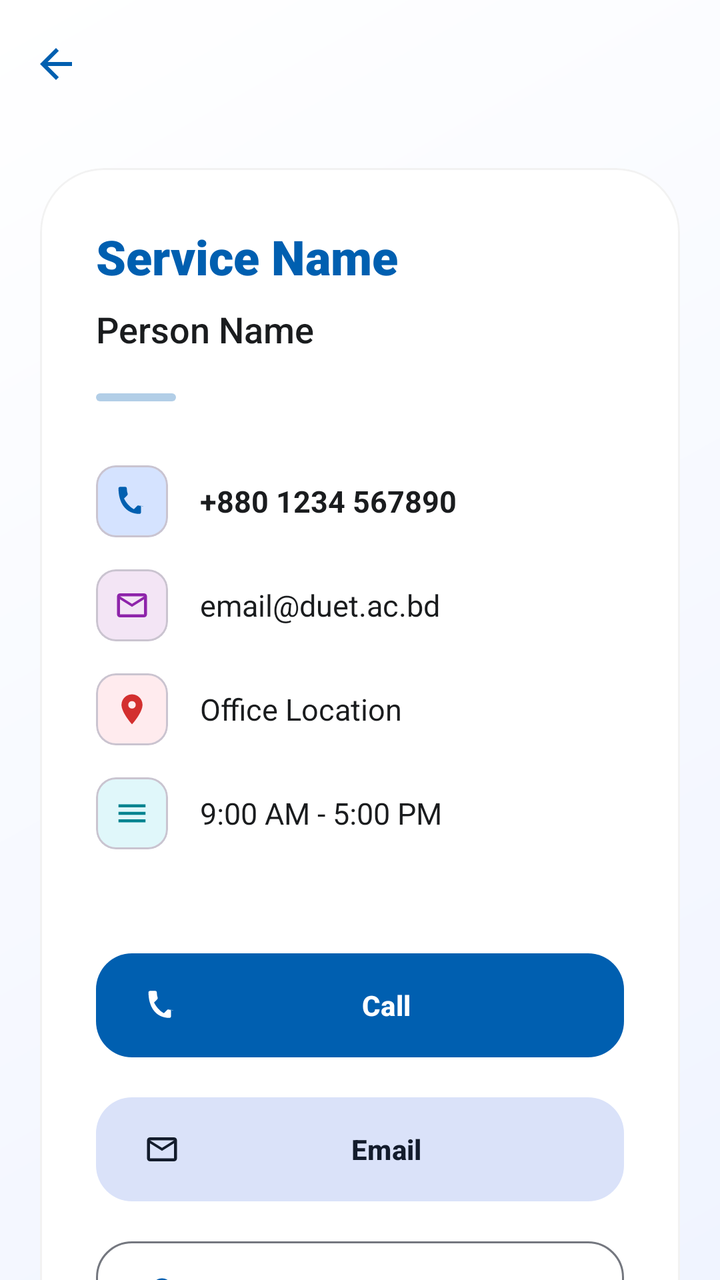
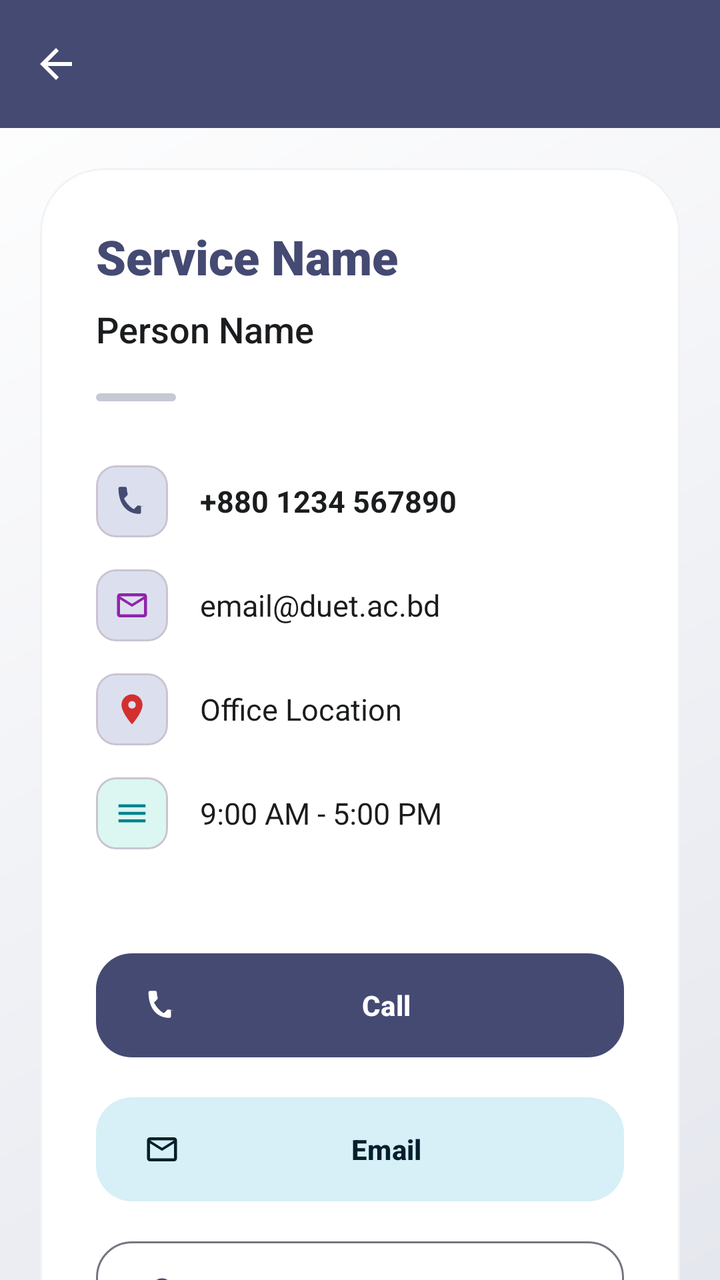

Two renders of the same Android screen: before a commit and after it. Below are the layout's source before the change and the commit's diff.
<!-- AndroidManifest.xml: application theme Theme.MyDUET -->
<!-- res/layout/activity_contact_details.xml -->
<?xml version="1.0" encoding="utf-8"?>
<androidx.coordinatorlayout.widget.CoordinatorLayout xmlns:android="http://schemas.android.com/apk/res/android"
    xmlns:app="http://schemas.android.com/apk/res-auto"
    android:layout_width="match_parent"
    android:layout_height="match_parent"
    android:background="@drawable/bg_premium_gradient">

    <com.google.android.material.appbar.AppBarLayout
        android:layout_width="match_parent"
        android:layout_height="wrap_content"
        android:background="@android:color/transparent"
        app:elevation="0dp">

        <com.google.android.material.appbar.MaterialToolbar
            android:id="@+id/toolbar"
            android:layout_width="match_parent"
            android:layout_height="?attr/actionBarSize"
            app:navigationIcon="@drawable/ic_back"
            app:navigationIconTint="@color/primary"
            app:titleTextColor="@color/md_theme_light_onSurface"
            android:fontFamily="sans-serif-medium" />
    </com.google.android.material.appbar.AppBarLayout>

    <androidx.core.widget.NestedScrollView
        android:layout_width="match_parent"
        android:layout_height="match_parent"
        app:layout_behavior="@string/appbar_scrolling_view_behavior">

        <LinearLayout
            android:layout_width="match_parent"
            android:layout_height="wrap_content"
            android:orientation="vertical"
            android:padding="20dp">

            <com.google.android.material.card.MaterialCardView
                android:layout_width="match_parent"
                android:layout_height="wrap_content"
                app:cardCornerRadius="32dp"
                app:cardElevation="0dp"
                app:strokeWidth="1dp"
                app:strokeColor="#0D000000"
                app:cardBackgroundColor="?attr/colorSurface">

                <LinearLayout
                    android:layout_width="match_parent"
                    android:layout_height="wrap_content"
                    android:orientation="vertical"
                    android:padding="28dp">

                    <TextView
                        android:id="@+id/tvDetailTitle"
                        android:layout_width="match_parent"
                        android:layout_height="wrap_content"
                        android:text="Service Name"
                        android:textColor="@color/primary"
                        android:textSize="24sp"
                        android:textStyle="bold"
                        android:fontFamily="sans-serif-black" />

                    <TextView
                        android:id="@+id/tvDetailPerson"
                        android:layout_width="match_parent"
                        android:layout_height="wrap_content"
                        android:layout_marginTop="8dp"
                        android:text="Person Name"
                        android:textColor="?attr/colorOnSurface"
                        android:textSize="18sp"
                        android:fontFamily="sans-serif-medium" />

                    <TextView
                        android:id="@+id/tvDetailAssistant"
                        android:layout_width="match_parent"
                        android:layout_height="wrap_content"
                        android:layout_marginTop="4dp"
                        android:text="Assistant Name"
                        android:textColor="@color/md_theme_light_secondary"
                        android:textSize="14sp"
                        android:visibility="gone" />

                    <View
                        android:layout_width="40dp"
                        android:layout_height="4dp"
                        android:layout_marginTop="20dp"
                        android:layout_marginBottom="24dp"
                        android:background="@drawable/bg_pill_accent"
                        android:alpha="0.3" />

                    
                    <LinearLayout
                        android:layout_width="match_parent"
                        android:layout_height="wrap_content"
                        android:orientation="horizontal"
                        android:gravity="center_vertical"
                        android:paddingVertical="8dp">
                        <com.google.android.material.card.MaterialCardView
                            android:layout_width="36dp"
                            android:layout_height="36dp"
                            app:cardCornerRadius="10dp"
                            app:cardElevation="0dp"
                            app:cardBackgroundColor="@color/md_theme_light_primaryContainer">
                            <ImageView
                                android:layout_width="18dp"
                                android:layout_height="18dp"
                                android:layout_gravity="center"
                                android:src="@drawable/ic_call"
                                app:tint="@color/primary"
                                android:contentDescription="@null" />
                        </com.google.android.material.card.MaterialCardView>
                        <TextView
                            android:id="@+id/tvDetailPhone"
                            android:layout_width="wrap_content"
                            android:layout_height="wrap_content"
                            android:layout_marginStart="16dp"
                            android:text="+880 1234 567890"
                            android:textColor="?attr/colorOnSurface"
                            android:textStyle="bold"
                            android:textSize="15sp" />
                    </LinearLayout>

                    <LinearLayout
                        android:id="@+id/layoutEmail"
                        android:layout_width="match_parent"
                        android:layout_height="wrap_content"
                        android:orientation="horizontal"
                        android:gravity="center_vertical"
                        android:paddingVertical="8dp">
                        <com.google.android.material.card.MaterialCardView
                            android:layout_width="36dp"
                            android:layout_height="36dp"
                            app:cardCornerRadius="10dp"
                            app:cardElevation="0dp"
                            app:cardBackgroundColor="@color/accent_purple">
                            <ImageView
                                android:layout_width="18dp"
                                android:layout_height="18dp"
                                android:layout_gravity="center"
                                android:src="@drawable/ic_email"
                                app:tint="#8E24AA"
                                android:contentDescription="@null" />
                        </com.google.android.material.card.MaterialCardView>
                        <TextView
                            android:id="@+id/tvDetailEmail"
                            android:layout_width="wrap_content"
                            android:layout_height="wrap_content"
                            android:layout_marginStart="16dp"
                            android:text="email@duet.ac.bd"
                            android:textColor="?attr/colorOnSurface"
                            android:textSize="15sp" />
                    </LinearLayout>

                    <LinearLayout
                        android:id="@+id/layoutLocation"
                        android:layout_width="match_parent"
                        android:layout_height="wrap_content"
                        android:orientation="horizontal"
                        android:gravity="center_vertical"
                        android:paddingVertical="8dp">
                        <com.google.android.material.card.MaterialCardView
                            android:layout_width="36dp"
                            android:layout_height="36dp"
                            app:cardCornerRadius="10dp"
                            app:cardElevation="0dp"
                            app:cardBackgroundColor="@color/accent_red">
                            <ImageView
                                android:layout_width="18dp"
                                android:layout_height="18dp"
                                android:layout_gravity="center"
                                android:src="@drawable/ic_location"
                                app:tint="#D32F2F"
                                android:contentDescription="@null" />
                        </com.google.android.material.card.MaterialCardView>
                        <TextView
                            android:id="@+id/tvDetailLocation"
                            android:layout_width="wrap_content"
                            android:layout_height="wrap_content"
                            android:layout_marginStart="16dp"
                            android:text="Office Location"
                            android:textColor="?attr/colorOnSurface"
                            android:textSize="15sp" />
                    </LinearLayout>

                    <LinearLayout
                        android:id="@+id/layoutHours"
                        android:layout_width="match_parent"
                        android:layout_height="wrap_content"
                        android:orientation="horizontal"
                        android:gravity="center_vertical"
                        android:paddingVertical="8dp">
                        <com.google.android.material.card.MaterialCardView
                            android:layout_width="36dp"
                            android:layout_height="36dp"
                            app:cardCornerRadius="10dp"
                            app:cardElevation="0dp"
                            app:cardBackgroundColor="@color/accent_teal">
                            <ImageView
                                android:layout_width="18dp"
                                android:layout_height="18dp"
                                android:layout_gravity="center"
                                android:src="@drawable/ic_menu"
                                app:tint="#00838F"
                                android:contentDescription="@null" />
                        </com.google.android.material.card.MaterialCardView>
                        <TextView
                            android:id="@+id/tvDetailHours"
                            android:layout_width="wrap_content"
                            android:layout_height="wrap_content"
                            android:layout_marginStart="16dp"
                            android:text="9:00 AM - 5:00 PM"
                            android:textColor="?attr/colorOnSurface"
                            android:textSize="15sp" />
                    </LinearLayout>

                    
                    <LinearLayout
                        android:layout_width="match_parent"
                        android:layout_height="wrap_content"
                        android:layout_marginTop="40dp"
                        android:orientation="vertical">

                        <com.google.android.material.button.MaterialButton
                            android:id="@+id/btnCall"
                            android:layout_width="match_parent"
                            android:layout_height="60dp"
                            android:text="@string/call_us"
                            android:textStyle="bold"
                            app:cornerRadius="18dp"
                            app:elevation="4dp"
                            app:icon="@drawable/ic_call" />

                        <com.google.android.material.button.MaterialButton
                            android:id="@+id/btnEmail"
                            style="@style/Widget.Material3.Button.TonalButton"
                            android:layout_width="match_parent"
                            android:layout_height="60dp"
                            android:layout_marginTop="12dp"
                            android:text="@string/email_us"
                            android:textStyle="bold"
                            app:cornerRadius="18dp"
                            app:icon="@drawable/ic_email" />

                        <com.google.android.material.button.MaterialButton
                            android:id="@+id/btnLocation"
                            style="@style/Widget.Material3.Button.OutlinedButton"
                            android:layout_width="match_parent"
                            android:layout_height="60dp"
                            android:layout_marginTop="12dp"
                            android:text="@string/view_location"
                            android:textStyle="bold"
                            app:cornerRadius="18dp"
                            app:icon="@drawable/ic_location" />

                    </LinearLayout>
                </LinearLayout>
            </com.google.android.material.card.MaterialCardView>
        </LinearLayout>
    </androidx.core.widget.NestedScrollView>

</androidx.coordinatorlayout.widget.CoordinatorLayout>
<!-- resources referenced by this layout -->
<resources>
  <color name="accent_purple">#F3E5F5</color>
  <color name="accent_red">#FFEBEE</color>
  <color name="accent_teal">#E0F7FA</color>
  <color name="md_theme_light_onSurface">#1A1C1E</color>
  <color name="md_theme_light_primaryContainer">#D5E3FF</color>
  <color name="md_theme_light_secondary">#565E71</color>
  <color name="primary">#005FB0</color>
  <!-- drawable bg_premium_gradient (drawable) -->
  <?xml version="1.0" encoding="utf-8"?>
  <shape xmlns:android="http://schemas.android.com/apk/res/android"
      android:shape="rectangle">
      <gradient
          android:angle="135"
          android:endColor="#FFFFFF"
          android:startColor="#F0F4FF"
          android:type="linear" />
  </shape>
  <string name="call_us">Call</string>
  <string name="email_us">Email</string>
  <string name="view_location">View Location</string>
  <style name="Theme.MyDUET" parent="Base.Theme.MyDUET">
          <item name="android:windowAnimationStyle">@style/ActivityAnimation</item>
      </style>
  <color name="md_theme_light_primary">#005FB0</color>
  <style name="Base.Theme.MyDUET" parent="Theme.Material3.DayNight.NoActionBar">
          
          <item name="colorPrimary">@color/md_theme_light_primary</item>
          <item name="colorOnPrimary">@color/md_theme_light_onPrimary</item>
          <item name="colorPrimaryContainer">@color/md_theme_light_primaryContainer</item>
          <item name="colorOnPrimaryContainer">@color/md_theme_light_onPrimaryContainer</item>
  
          <item name="colorSecondary">@color/md_theme_light_secondary</item>
          <item name="colorOnSecondary">@color/md_theme_light_onSecondary</item>
          <item name="colorSecondaryContainer">@color/md_theme_light_secondaryContainer</item>
          <item name="colorOnSecondaryContainer">@color/md_theme_light_onSecondaryContainer</item>
  
          <item name="android:windowBackground">@color/md_theme_light_background</item>
          <item name="colorSurface">@color/md_theme_light_surface</item>
          <item name="colorOnSurface">@color/md_theme_light_onSurface</item>
          <item name="colorSurfaceVariant">@color/md_theme_light_surfaceVariant</item>
          <item name="colorOnSurfaceVariant">@color/md_theme_light_onSurfaceVariant</item>
          <item name="colorOutline">@color/md_theme_light_outline</item>
  
          
          <item name="android:statusBarColor">@color/md_theme_light_background</item>
          <item name="android:windowLightStatusBar">true</item>
  
          
          <item name="textAppearanceHeadlineLarge">@style/TextAppearance.MyDUET.HeadlineLarge</item>
          <item name="textAppearanceTitleLarge">@style/TextAppearance.MyDUET.TitleLarge</item>
          <item name="textAppearanceBodyLarge">@style/TextAppearance.MyDUET.BodyLarge</item>
      </style>
  <color name="md_theme_light_onPrimary">#FFFFFF</color>
  <color name="md_theme_light_onPrimaryContainer">#001C3B</color>
  <color name="md_theme_light_onSecondary">#FFFFFF</color>
  <color name="md_theme_light_secondaryContainer">#DAE2F9</color>
  <color name="md_theme_light_onSecondaryContainer">#131C2C</color>
  <color name="md_theme_light_background">#F8F9FF</color>
  <color name="md_theme_light_surface">#FFFFFF</color>
  <color name="md_theme_light_surfaceVariant">#E0E2EC</color>
  <color name="md_theme_light_onSurfaceVariant">#44474E</color>
  <color name="md_theme_light_outline">#74777F</color>
  <style name="TextAppearance.MyDUET.HeadlineLarge" parent="TextAppearance.Material3.HeadlineLarge">
          <item name="android:textStyle">bold</item>
          <item name="android:textColor">?attr/colorOnSurface</item>
      </style>
  <style name="TextAppearance.MyDUET.TitleLarge" parent="TextAppearance.Material3.TitleLarge">
          <item name="android:textStyle">bold</item>
          <item name="android:textColor">?attr/colorOnSurface</item>
      </style>
  <style name="TextAppearance.MyDUET.BodyLarge" parent="TextAppearance.Material3.BodyLarge">
          <item name="android:textColor">?attr/colorOnSurfaceVariant</item>
      </style>
  <!-- unchanged entries left out for length: 7 -->
</resources>

<!-- the commit's change to res/layout/activity_contact_details.xml (unified diff, before → after) -->
@@ -8,16 +8,17 @@
     <com.google.android.material.appbar.AppBarLayout
         android:layout_width="match_parent"
         android:layout_height="wrap_content"
-        android:background="@android:color/transparent"
-        app:elevation="0dp">
+        android:background="?attr/colorPrimary"
+        app:elevation="4dp">
 
         <com.google.android.material.appbar.MaterialToolbar
+            android:background="?attr/colorPrimary"
             android:id="@+id/toolbar"
             android:layout_width="match_parent"
             android:layout_height="?attr/actionBarSize"
             app:navigationIcon="@drawable/ic_back"
-            app:navigationIconTint="@color/primary"
-            app:titleTextColor="@color/md_theme_light_onSurface"
+            app:navigationIconTint="?attr/colorOnPrimary"
+            app:titleTextColor="?attr/colorOnPrimary"
             android:fontFamily="sans-serif-medium" />
     </com.google.android.material.appbar.AppBarLayout>
 
<!-- resource entries referenced after the edit -->
@@ -1,12 +1,12 @@
 <!-- resources referenced by this layout -->
 <resources>
-  <color name="accent_purple">#F3E5F5</color>
-  <color name="accent_red">#FFEBEE</color>
-  <color name="accent_teal">#E0F7FA</color>
+  <color name="accent_purple">#DCE0EE</color>
+  <color name="accent_red">#DCE0EE</color>
+  <color name="accent_teal">#DCF6F2</color>
   <color name="md_theme_light_onSurface">#1A1C1E</color>
-  <color name="md_theme_light_primaryContainer">#D5E3FF</color>
-  <color name="md_theme_light_secondary">#565E71</color>
-  <color name="primary">#005FB0</color>
+  <color name="md_theme_light_primaryContainer">#DCE0EE</color>
+  <color name="md_theme_light_secondary">#088BB3</color>
+  <color name="primary">#444A72</color>
   <!-- drawable bg_premium_gradient (drawable) -->
   <?xml version="1.0" encoding="utf-8"?>
   <shape xmlns:android="http://schemas.android.com/apk/res/android"
@@ -14,7 +14,7 @@
       <gradient
           android:angle="135"
           android:endColor="#FFFFFF"
-          android:startColor="#F0F4FF"
+          android:startColor="#E5E7EE"
           android:type="linear" />
   </shape>
   <string name="call_us">Call</string>
@@ -23,7 +23,7 @@
   <style name="Theme.MyDUET" parent="Base.Theme.MyDUET">
           <item name="android:windowAnimationStyle">@style/ActivityAnimation</item>
       </style>
-  <color name="md_theme_light_primary">#005FB0</color>
+  <color name="md_theme_light_primary">#444A72</color>
   <style name="Base.Theme.MyDUET" parent="Theme.Material3.DayNight.NoActionBar">
           
           <item name="colorPrimary">@color/md_theme_light_primary</item>
@@ -44,8 +44,8 @@
           <item name="colorOutline">@color/md_theme_light_outline</item>
   
           
-          <item name="android:statusBarColor">@color/md_theme_light_background</item>
-          <item name="android:windowLightStatusBar">true</item>
+          <item name="android:statusBarColor">?attr/colorPrimary</item>
+          <item name="android:windowLightStatusBar">false</item>
   
           
           <item name="textAppearanceHeadlineLarge">@style/TextAppearance.MyDUET.HeadlineLarge</item>
@@ -53,13 +53,13 @@
           <item name="textAppearanceBodyLarge">@style/TextAppearance.MyDUET.BodyLarge</item>
       </style>
   <color name="md_theme_light_onPrimary">#FFFFFF</color>
-  <color name="md_theme_light_onPrimaryContainer">#001C3B</color>
+  <color name="md_theme_light_onPrimaryContainer">#14182B</color>
   <color name="md_theme_light_onSecondary">#FFFFFF</color>
-  <color name="md_theme_light_secondaryContainer">#DAE2F9</color>
-  <color name="md_theme_light_onSecondaryContainer">#131C2C</color>
-  <color name="md_theme_light_background">#F8F9FF</color>
+  <color name="md_theme_light_secondaryContainer">#D7EFF7</color>
+  <color name="md_theme_light_onSecondaryContainer">#00202C</color>
+  <color name="md_theme_light_background">#FFFFFF</color>
   <color name="md_theme_light_surface">#FFFFFF</color>
-  <color name="md_theme_light_surfaceVariant">#E0E2EC</color>
+  <color name="md_theme_light_surfaceVariant">#E2E4EE</color>
   <color name="md_theme_light_onSurfaceVariant">#44474E</color>
   <color name="md_theme_light_outline">#74777F</color>
   <style name="TextAppearance.MyDUET.HeadlineLarge" parent="TextAppearance.Material3.HeadlineLarge">
